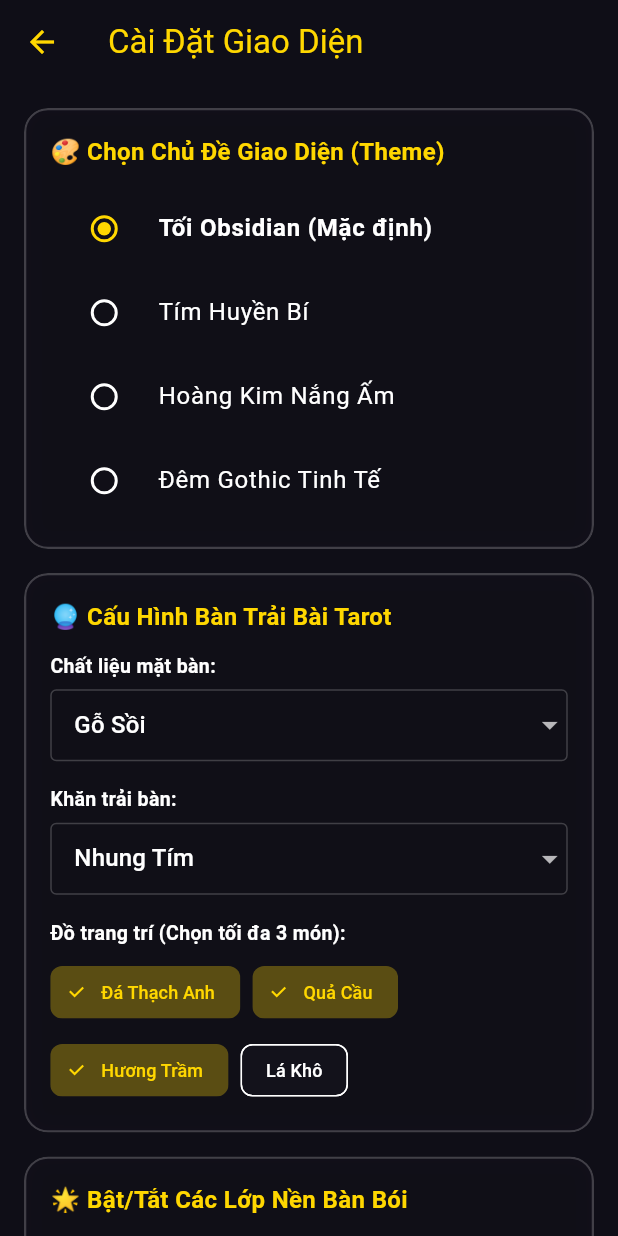
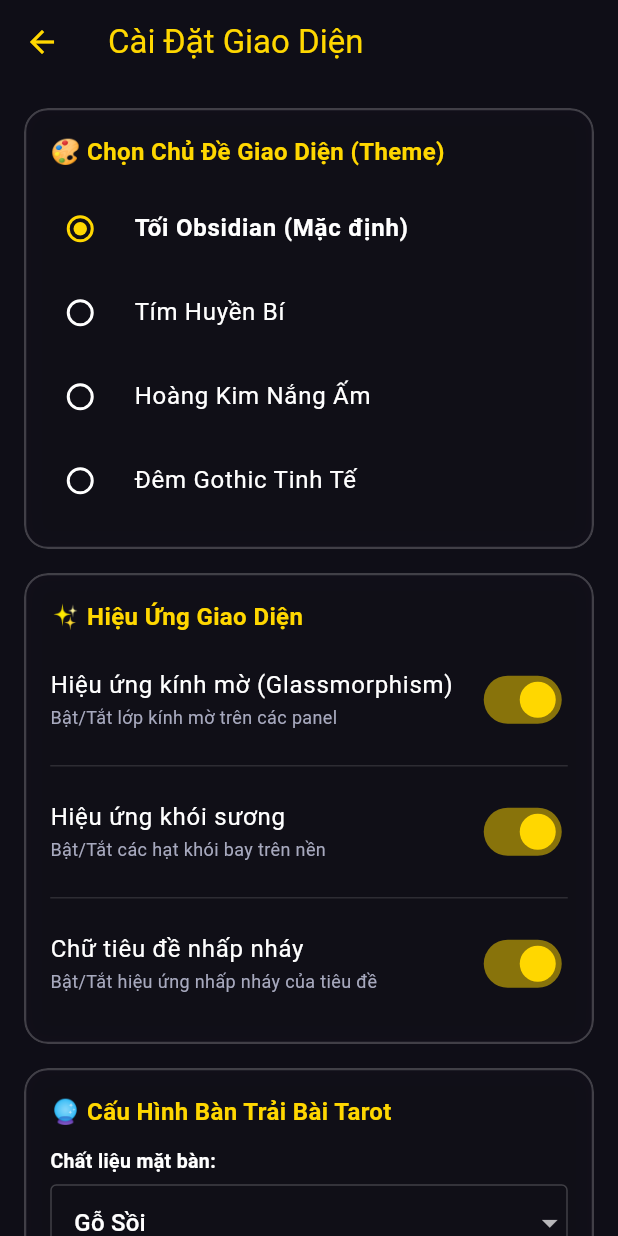
Before and after one commit to Neito112/TarotDesk, a Flutter app: the SettingsScreen screen opened directly, on a phone screen of 412 x 824 dp. Run offline on Flutter 3.47's test engine with Material 3 defaults, Android fonts, the phone set to English and light mode, and no system bars; our stand-ins replace image_picker, shared_preferences, sqflite, sqflite_common_ffi, sqflite_common_ffi_web; accounts and stored records are empty.

Commit message:
Responsive layout: Settings (all toggles shown, 2-col on tablet/PC)

```diff
--- a/tarot_desk_flutter/lib/presentation/screens/settings_screen.dart
+++ b/tarot_desk_flutter/lib/presentation/screens/settings_screen.dart
@@ -1,57 +1,88 @@
 import 'package:flutter/material.dart';
 import 'package:provider/provider.dart';
+import '../../core/responsive.dart';
 import '../../core/theme/app_theme.dart';
 import '../../logic/settings_provider.dart';
 import '../widgets/glass_panel.dart';
 
 /// Màn hình Cài đặt giao diện, Theme, Bàn bói bài & Đồ trang trí (Cập nhật bật/tắt 3 lớp)
+/// Bố cục: mobile-first Android (1 cột), iPad (2 cột cho Theme + Hiệu ứng),
+/// PC (nội dung căn giữa, rộng tối đa 1080). Mọi toggle trong SettingsProvider
+/// đều có mặt trên màn hình, không còn toggle "mồ côi".
 class SettingsScreen extends StatelessWidget {
   const SettingsScreen({Key? key}) : super(key: key);
 
-  @override
-  Widget build(BuildContext context) {
-    final settings = context.watch<SettingsProvider>();
-    final theme = settings.currentThemeData;
+  static const double _sectionGap = 16;
 
-    return Scaffold(
-      backgroundColor: theme.backgroundColor,
-      appBar: AppBar(
-        title: const Text('Cài Đặt Giao Diện'),
-        backgroundColor: Colors.transparent,
-        foregroundColor: theme.primaryColor,
-        elevation: 0,
+  InputDecoration _fieldDecoration(AppThemeData theme) {
+    return InputDecoration(
+      contentPadding:
+          const EdgeInsets.symmetric(horizontal: 12, vertical: 14),
+      enabledBorder: OutlineInputBorder(
+          borderSide: BorderSide(color: theme.glassBorderColor)),
+      focusedBorder: OutlineInputBorder(
+          borderSide: BorderSide(color: theme.primaryColor)),
+    );
+  }
+
+  Widget _sectionTitle(AppThemeData theme, String title) {
+    return Text(
+      title,
+      style: TextStyle(
+        color: theme.primaryColor,
+        fontSize: 16,
+        fontWeight: FontWeight.bold,
       ),
-      body: SafeArea(
-        child: SingleChildScrollView(
-          padding: const EdgeInsets.all(16.0),
-          child: Column(
-            crossAxisAlignment: CrossAxisAlignment.stretch,
-            children: [
-              // 1. Chọn Theme
-              GlassPanel(
+    );
+  }
+
+  Widget _fieldLabel(AppThemeData theme, String label) {
+    return Text(label,
+        style: TextStyle(
+            color: theme.textColor,
+            fontWeight: FontWeight.bold,
+            fontSize: 13));
+  }
+
+  Widget _toggleTile({
+    required AppThemeData theme,
+    required String title,
+    required String subtitle,
+    required bool value,
+    required ValueChanged<bool> onChanged,
+  }) {
+    return SwitchListTile(
+      activeColor: theme.primaryColor,
+      contentPadding: EdgeInsets.zero,
+      title: Text(title, style: TextStyle(color: theme.textColor)),
+      subtitle: Text(subtitle,
+          style: TextStyle(color: theme.secondaryTextColor, fontSize: 12)),
+      value: value,
+      onChanged: onChanged,
+    );
+  }
+
+  Widget _themeSection(BuildContext context, SettingsProvider settings,
+      AppThemeData theme) {
+    return GlassPanel(
       backgroundColor: theme.cardBackgroundColor,
       borderColor: theme.glassBorderColor,
       child: Column(
         crossAxisAlignment: CrossAxisAlignment.start,
         children: [
-                    Text(
-                      '🎨 Chọn Chủ Đề Giao Diện (Theme)',
-                      style: TextStyle(
-                        color: theme.primaryColor,
-                        fontSize: 16,
-                        fontWeight: FontWeight.bold,
-                      ),
-                    ),
+          _sectionTitle(theme, '🎨 Chọn Chủ Đề Giao Diện (Theme)'),
           const SizedBox(height: 12),
           ...AppThemeData.availableThemes.values.map((t) {
             final isSelected = settings.userPrefs.themeId == t.id;
             return RadioListTile<String>(
               activeColor: theme.primaryColor,
+              contentPadding: EdgeInsets.zero,
               title: Text(
                 t.nameVi,
                 style: TextStyle(
                   color: theme.textColor,
-                            fontWeight: isSelected ? FontWeight.bold : FontWeight.normal,
+                  fontWeight:
+                      isSelected ? FontWeight.bold : FontWeight.normal,
                 ),
               ),
               value: t.id,
@@ -62,98 +93,130 @@ class SettingsScreen extends StatelessWidget {
                 }
               },
             );
-                    }).toList(),
+          }),
         ],
       ),
-              ),
+    );
+  }
 
-              const SizedBox(height: 16),
-
-              // 2. Cấu hình Bàn Trải Bài Tarot
-              GlassPanel(
+  Widget _effectsSection(
+      SettingsProvider settings, AppThemeData theme) {
+    return GlassPanel(
       backgroundColor: theme.cardBackgroundColor,
       borderColor: theme.glassBorderColor,
       child: Column(
         crossAxisAlignment: CrossAxisAlignment.start,
         children: [
-                    Text(
-                      '🔮 Cấu Hình Bàn Trải Bài Tarot',
-                      style: TextStyle(
-                        color: theme.primaryColor,
-                        fontSize: 16,
-                        fontWeight: FontWeight.bold,
+          _sectionTitle(theme, '✨ Hiệu Ứng Giao Diện'),
+          const SizedBox(height: 8),
+          _toggleTile(
+            theme: theme,
+            title: 'Hiệu ứng kính mờ (Glassmorphism)',
+            subtitle: 'Bật/Tắt lớp kính mờ trên các panel',
+            value: settings.userPrefs.enableGlassmorphism,
+            onChanged: (val) => settings.toggleGlassmorphism(val),
           ),
+          const Divider(color: Colors.white12),
+          _toggleTile(
+            theme: theme,
+            title: 'Hiệu ứng khói sương',
+            subtitle: 'Bật/Tắt các hạt khói bay trên nền',
+            value: settings.userPrefs.enableSmokeParticles,
+            onChanged: (val) => settings.toggleSmokeParticles(val),
           ),
+          const Divider(color: Colors.white12),
+          _toggleTile(
+            theme: theme,
+            title: 'Chữ tiêu đề nhấp nháy',
+            subtitle: 'Bật/Tắt hiệu ứng nhấp nháy của tiêu đề',
+            value: settings.userPrefs.enableTwinklingText,
+            onChanged: (val) => settings.toggleTwinklingText(val),
+          ),
+        ],
+      ),
+    );
+  }
+
+  Widget _tableSection(
+      BuildContext context, SettingsProvider settings, AppThemeData theme) {
+    return GlassPanel(
+      backgroundColor: theme.cardBackgroundColor,
+      borderColor: theme.glassBorderColor,
+      child: Column(
+        crossAxisAlignment: CrossAxisAlignment.start,
+        children: [
+          _sectionTitle(theme, '🔮 Cấu Hình Bàn Trải Bài Tarot'),
           const SizedBox(height: 12),
-
-                    // Chọn Mẫu Bàn
-                    Text('Chất liệu mặt bàn:', style: TextStyle(color: theme.textColor, fontWeight: FontWeight.bold, fontSize: 13)),
+          _fieldLabel(theme, 'Chất liệu mặt bàn:'),
           const SizedBox(height: 6),
           DropdownButtonFormField<String>(
             dropdownColor: theme.cardBackgroundColor,
+            isExpanded: true,
             value: settings.userPrefs.tableStyle,
             items: ['Gỗ Sồi', 'Đá Cổ', 'Vũ Trụ'].map((style) {
               return DropdownMenuItem<String>(
                 value: style,
-                          child: Text(style, style: TextStyle(color: theme.textColor)),
+                child: Text(style,
+                    style: TextStyle(color: theme.textColor)),
               );
             }).toList(),
             onChanged: (val) {
               if (val != null) settings.setTableStyle(val);
             },
-                      decoration: InputDecoration(
-                        contentPadding: const EdgeInsets.symmetric(horizontal: 12, vertical: 8),
-                        enabledBorder: OutlineInputBorder(borderSide: BorderSide(color: theme.glassBorderColor)),
-                        focusedBorder: OutlineInputBorder(borderSide: BorderSide(color: theme.primaryColor)),
-                      ),
+            decoration: _fieldDecoration(theme),
           ),
           const SizedBox(height: 16),
-
-                    // Chọn Khăn Trải
-                    Text('Khăn trải bàn:', style: TextStyle(color: theme.textColor, fontWeight: FontWeight.bold, fontSize: 13)),
+          _fieldLabel(theme, 'Khăn trải bàn:'),
           const SizedBox(height: 6),
           DropdownButtonFormField<String>(
             dropdownColor: theme.cardBackgroundColor,
+            isExpanded: true,
             value: settings.userPrefs.clothStyle,
             items: ['Nhung Tím', 'Lụa Vàng', 'Thảm Đen'].map((style) {
               return DropdownMenuItem<String>(
                 value: style,
-                          child: Text(style, style: TextStyle(color: theme.textColor)),
+                child: Text(style,
+                    style: TextStyle(color: theme.textColor)),
               );
             }).toList(),
             onChanged: (val) {
               if (val != null) settings.setClothStyle(val);
             },
-                      decoration: InputDecoration(
-                        contentPadding: const EdgeInsets.symmetric(horizontal: 12, vertical: 8),
-                        enabledBorder: OutlineInputBorder(borderSide: BorderSide(color: theme.glassBorderColor)),
-                        focusedBorder: OutlineInputBorder(borderSide: BorderSide(color: theme.primaryColor)),
-                      ),
+            decoration: _fieldDecoration(theme),
           ),
           const SizedBox(height: 16),
-
-                    // Chọn Đồ Trang Trí (Tối đa 3 món)
-                    Text('Đồ trang trí (Chọn tối đa 3 món):', style: TextStyle(color: theme.textColor, fontWeight: FontWeight.bold, fontSize: 13)),
+          _fieldLabel(theme, 'Đồ trang trí (Chọn tối đa 3 món):'),
           const SizedBox(height: 6),
           Wrap(
             spacing: 8,
             runSpacing: 4,
-                      children: ['Đá Thạch Anh', 'Quả Cầu', 'Hương Trầm', 'Lá Khô'].map((item) {
-                        final isSelected = settings.userPrefs.decorItems.contains(item);
+            children: ['Đá Thạch Anh', 'Quả Cầu', 'Hương Trầm', 'Lá Khô']
+                .map((item) {
+              final isSelected =
+                  settings.userPrefs.decorItems.contains(item);
               return FilterChip(
                 selectedColor: theme.primaryColor.withOpacity(0.3),
                 checkmarkColor: theme.primaryColor,
-                          label: Text(item, style: TextStyle(color: isSelected ? theme.primaryColor : theme.textColor, fontSize: 12)),
+                label: Text(item,
+                    style: TextStyle(
+                        color: isSelected
+                            ? theme.primaryColor
+                            : theme.textColor,
+                        fontSize: 12)),
                 selected: isSelected,
                 onSelected: (selected) {
-                            final current = List<String>.from(settings.userPrefs.decorItems);
+                  final current =
+                      List<String>.from(settings.userPrefs.decorItems);
                   if (selected) {
                     if (current.length < 3) {
                       current.add(item);
                       settings.setDecorItems(current);
                     } else {
                       ScaffoldMessenger.of(context).showSnackBar(
-                                  const SnackBar(content: Text('Chỉ được chọn tối đa 3 món trang trí!'), duration: Duration(seconds: 1)),
+                        const SnackBar(
+                            content: Text(
+                                'Chỉ được chọn tối đa 3 món trang trí!'),
+                            duration: Duration(seconds: 1)),
                       );
                     }
                   } else {
@@ -166,53 +229,90 @@ class SettingsScreen extends StatelessWidget {
           ),
         ],
       ),
-              ),
+    );
+  }
 
-              const SizedBox(height: 16),
-
-              // 3. Quản lý bật/tắt các lớp nền bói (Mặt bàn, Khăn trải, Đồ decor)
-              GlassPanel(
+  Widget _layersSection(SettingsProvider settings, AppThemeData theme) {
+    return GlassPanel(
       backgroundColor: theme.cardBackgroundColor,
       borderColor: theme.glassBorderColor,
       child: Column(
         crossAxisAlignment: CrossAxisAlignment.start,
         children: [
-                    Text(
-                      '🌟 Bật/Tắt Các Lớp Nền Bàn Bói',
-                      style: TextStyle(
-                        color: theme.primaryColor,
-                        fontSize: 16,
-                        fontWeight: FontWeight.bold,
-                      ),
-                    ),
+          _sectionTitle(theme, '🌟 Bật/Tắt Các Lớp Nền Bàn Bói'),
           const SizedBox(height: 8),
-                    SwitchListTile(
-                      activeColor: theme.primaryColor,
-                      title: Text('Hiển thị lớp Mặt Bàn', style: TextStyle(color: theme.textColor)),
-                      subtitle: Text('Bật/Tắt lớp nền chất liệu bàn bên dưới', style: TextStyle(color: theme.secondaryTextColor, fontSize: 12)),
+          _toggleTile(
+            theme: theme,
+            title: 'Hiển thị lớp Mặt Bàn',
+            subtitle: 'Bật/Tắt lớp nền chất liệu bàn bên dưới',
             value: settings.userPrefs.showTable,
             onChanged: (val) => settings.toggleTable(val),
           ),
           const Divider(color: Colors.white12),
-                    SwitchListTile(
-                      activeColor: theme.primaryColor,
-                      title: Text('Hiển thị lớp Khăn Trải Bàn', style: TextStyle(color: theme.textColor)),
-                      subtitle: Text('Bật/Tắt tấm khăn thảm đặt trên bàn bói', style: TextStyle(color: theme.secondaryTextColor, fontSize: 12)),
+          _toggleTile(
+            theme: theme,
+            title: 'Hiển thị lớp Khăn Trải Bàn',
+            subtitle: 'Bật/Tắt tấm khăn thảm đặt trên bàn bói',
             value: settings.userPrefs.showCloth,
             onChanged: (val) => settings.toggleCloth(val),
           ),
           const Divider(color: Colors.white12),
-                    SwitchListTile(
-                      activeColor: theme.primaryColor,
-                      title: Text('Hiển thị lớp Đồ Decor', style: TextStyle(color: theme.textColor)),
-                      subtitle: Text('Bật/Tắt các vật phẩm thạch anh, quả cầu, trầm hương', style: TextStyle(color: theme.secondaryTextColor, fontSize: 12)),
+          _toggleTile(
+            theme: theme,
+            title: 'Hiển thị lớp Đồ Decor',
+            subtitle:
+                'Bật/Tắt các vật phẩm thạch anh, quả cầu, trầm hương',
             value: settings.userPrefs.showDecor,
             onChanged: (val) => settings.toggleDecor(val),
           ),
         ],
       ),
+    );
+  }
+
+  @override
+  Widget build(BuildContext context) {
+    final settings = context.watch<SettingsProvider>();
+    final theme = settings.currentThemeData;
+    final isWide = Responsive.isTablet(context) ||
+        Responsive.isDesktop(context);
+
+    return Scaffold(
+      backgroundColor: theme.backgroundColor,
+      appBar: AppBar(
+        title: const Text('Cài Đặt Giao Diện'),
+        backgroundColor: Colors.transparent,
+        foregroundColor: theme.primaryColor,
+        elevation: 0,
       ),
+      body: SafeArea(
+        child: SingleChildScrollView(
+          padding: const EdgeInsets.symmetric(vertical: 16),
+          child: ResponsiveCenter(
+            child: Column(
+              crossAxisAlignment: CrossAxisAlignment.stretch,
+              children: [
+                if (isWide)
+                  Row(
+                    crossAxisAlignment: CrossAxisAlignment.start,
+                    children: [
+                      Expanded(
+                          child: _themeSection(context, settings, theme)),
+                      const SizedBox(width: _sectionGap),
+                      Expanded(child: _effectsSection(settings, theme)),
                     ],
+                  )
+                else ...[
+                  _themeSection(context, settings, theme),
+                  const SizedBox(height: _sectionGap),
+                  _effectsSection(settings, theme),
+                ],
+                const SizedBox(height: _sectionGap),
+                _tableSection(context, settings, theme),
+                const SizedBox(height: _sectionGap),
+                _layersSection(settings, theme),
+              ],
+            ),
           ),
         ),
       ),
```
Lines whose indentation alone changed are shown as unchanged.
